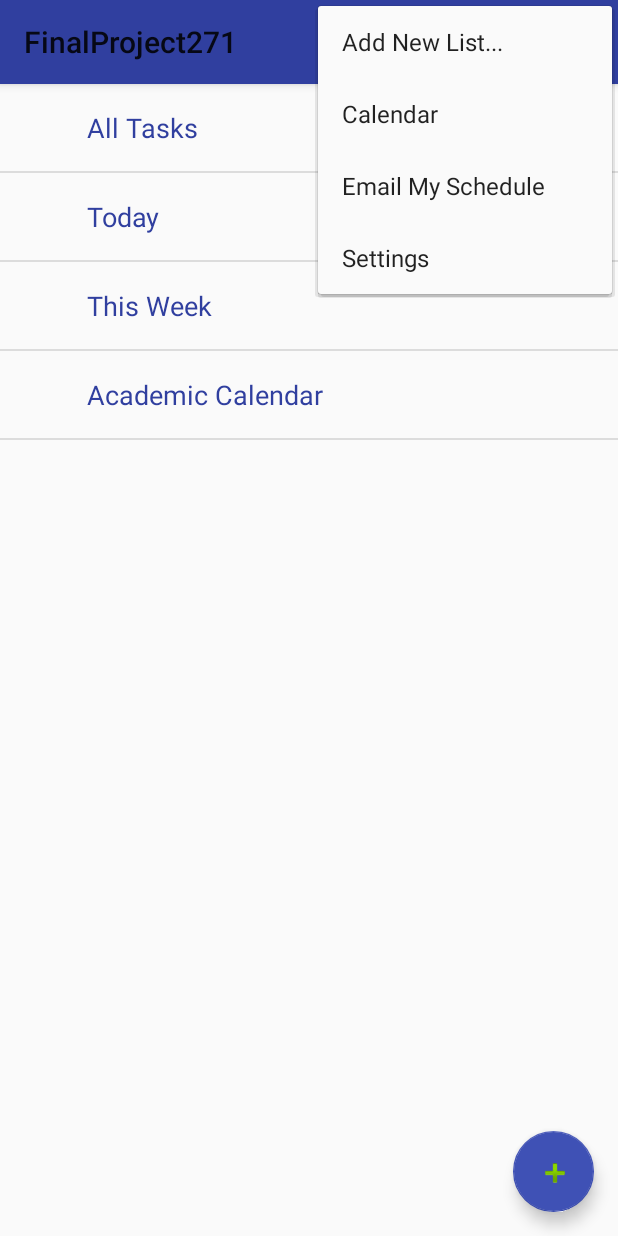
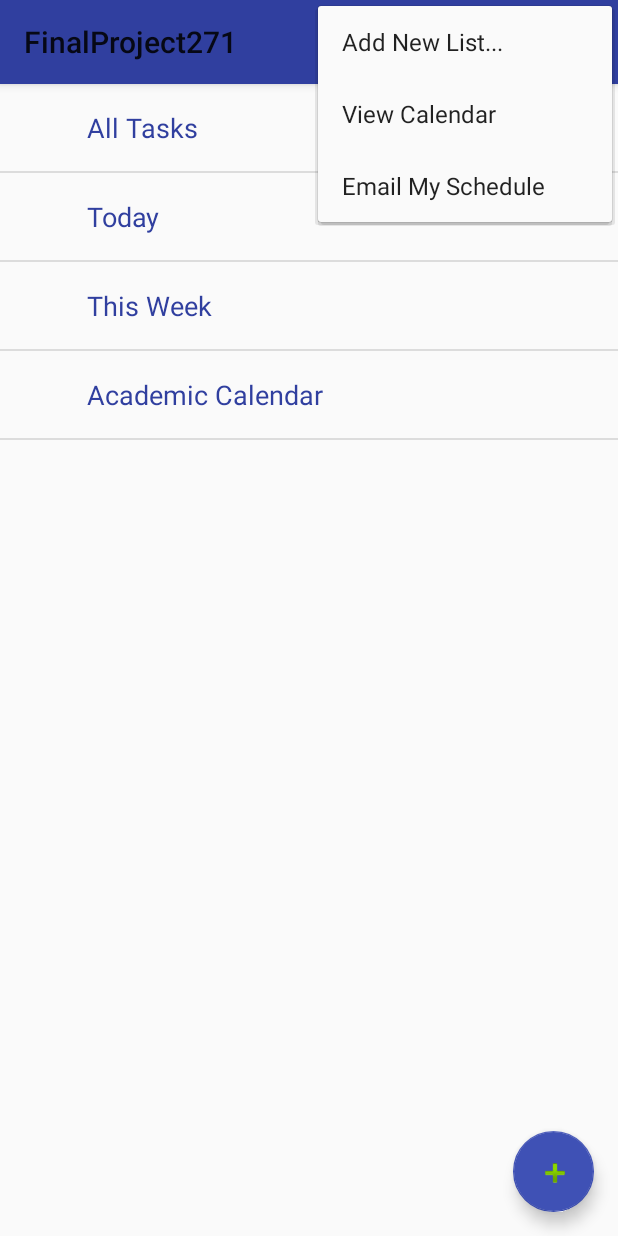
Before and after one commit to figueroaluis/TBD, an Android app: the screen it shows after launch (MainActivity), with the options menu open, on a phone screen of 412 x 824 dp. Run offline under Robolectric (Android 15) with nearby library versions, the phone set to English and light mode, and no system bars; our stand-ins replace Room's generated code.

Commit message:
some refactoring

```diff
--- a/app/src/main/java/com/figueroaluis/finalproject271/TaskItemList.java
+++ b/app/src/main/java/com/figueroaluis/finalproject271/TaskItemList.java
@@ -188,7 +188,6 @@ public class TaskItemList extends AppCompatActivity {
         }
     }
 
-
     public void sortByImportance(MenuItem item){
         Collections.sort(taskList, IMPORTANCE_ORDER);
         adapter.notifyDataSetChanged();
--- a/app/src/main/res/menu/menu_main.xml
+++ b/app/src/main/res/menu/menu_main.xml
@@ -12,7 +12,7 @@
 
     <item
         android:id="@+id/calendar_menu_button"
-        android:title="Calendar"
+        android:title="View Calendar"
         app:showAsAction="never"
         />
 
@@ -21,9 +21,9 @@
         android:title="Email My Schedule"
         app:showAsAction="never"
         />
-    <item
-        android:id="@+id/settings_menu_button"
-        android:title="Settings"
-        app:showAsAction="never"
-        />
+    <!--<item-->
+        <!--android:id="@+id/settings_menu_button"-->
+        <!--android:title="Settings"-->
+        <!--app:showAsAction="never"-->
+        <!--/>-->
 </menu>
```
